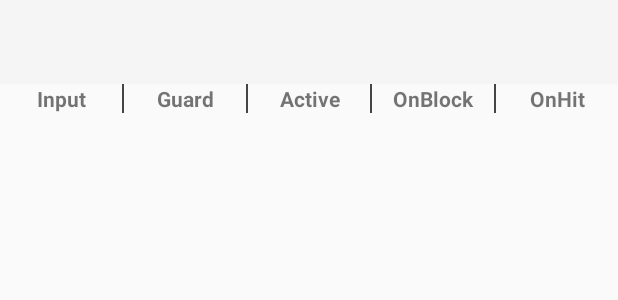
After one commit to MiquelAlbur/GransBootData, an Android app: the layout simple_bar.xml on its own in the app's theme, with its tools: preview values and no code run, on a phone screen of 412 x 824 dp. The commit adds this screen. Shown: the top 300 px of the screen. Run offline under Robolectric (Android 15) with nearby library versions, the phone set to English and light mode, and no system bars.

Commit message:
Update 1.1!
Simple mode implemented

```diff
--- a/app/build.gradle
+++ b/app/build.gradle
@@ -8,8 +8,8 @@ android {
         applicationId "com.main.gransbootdata"
         minSdkVersion 16
         targetSdkVersion 29
-        versionCode 1
-        versionName "1.0"
+        versionCode 2
+        versionName "1.1"
         vectorDrawables.useSupportLibrary = true
 
         testInstrumentationRunner "androidx.test.runner.AndroidJUnitRunner"
--- a/app/src/main/java/com/main/gransbootdata/RecyclerAdapterAttack.java
+++ b/app/src/main/java/com/main/gransbootdata/RecyclerAdapterAttack.java
@@ -51,6 +51,7 @@ public class RecyclerAdapterAttack extends RecyclerView.Adapter<RecyclerAdapterA
         return _attacks.size();
     }
 
+
     public class ViewHolder extends RecyclerView.ViewHolder {
 
         private TextView input, type, start, advb, advhit, desc;
@@ -68,6 +69,7 @@ public class RecyclerAdapterAttack extends RecyclerView.Adapter<RecyclerAdapterA
                 this.desc = itemView.findViewById(R.id.desc);
             }
         }
+
 
         public void bind(Data at) {
             if(!_simple) {
--- /dev/null
+++ b/app/src/main/res/layout/simple_bar.xml
@@ -0,0 +1,77 @@
+<?xml version="1.0" encoding="utf-8"?>
+<LinearLayout xmlns:android="http://schemas.android.com/apk/res/android"
+    android:layout_width="match_parent"
+    android:layout_height="match_parent"
+    android:orientation="vertical">
+
+    <include
+        android:id="@+id/simple_attack_toolbar"
+        layout="@layout/toolbar" />
+
+    <LinearLayout
+        android:layout_width="match_parent"
+        android:layout_height="wrap_content"
+        android:layout_weight="0"
+        android:divider="@drawable/divider"
+        android:orientation="horizontal"
+        android:showDividers="middle">
+
+        <TextView
+            android:id="@+id/inputbartext"
+            android:layout_width="0dp"
+            android:layout_height="wrap_content"
+            android:layout_gravity="center_horizontal"
+            android:layout_weight="1"
+            android:gravity="center_horizontal"
+            android:text="Input"
+            android:textStyle="bold" />
+
+        <TextView
+            android:id="@+id/guardbartext"
+            android:layout_width="0dp"
+            android:layout_height="wrap_content"
+            android:layout_gravity="center_horizontal"
+            android:layout_weight="1"
+            android:gravity="center_horizontal"
+            android:text="Guard"
+            android:textStyle="bold" />
+
+        <TextView
+            android:id="@+id/activebartext"
+            android:layout_width="0dp"
+            android:layout_height="wrap_content"
+            android:layout_gravity="center_horizontal"
+            android:layout_weight="1"
+            android:gravity="center_horizontal"
+            android:text="Active"
+            android:textStyle="bold" />
+
+        <TextView
+            android:id="@+id/onblockbartext"
+            android:layout_width="0dp"
+            android:layout_height="wrap_content"
+            android:layout_gravity="center_horizontal"
+            android:layout_weight="1"
+            android:gravity="center_horizontal"
+            android:text="OnBlock"
+            android:textStyle="bold" />
+
+        <TextView
+            android:id="@+id/onhitbartext"
+            android:layout_width="0dp"
+            android:layout_height="wrap_content"
+            android:layout_gravity="center_horizontal"
+            android:layout_weight="1"
+            android:gravity="center_horizontal"
+            android:text="OnHit"
+            android:textStyle="bold" />
+
+    </LinearLayout>
+
+    <androidx.recyclerview.widget.RecyclerView
+        android:id="@+id/simpleatrv"
+        android:layout_width="match_parent"
+        android:layout_height="wrap_content"
+        android:layout_weight="0" />
+
+</LinearLayout>
--- a/app/src/main/res/menu/menu_main.xml
+++ b/app/src/main/res/menu/menu_main.xml
@@ -1,7 +1,7 @@
 <menu xmlns:android="http://schemas.android.com/apk/res/android"
     xmlns:app="http://schemas.android.com/apk/res-auto"
     xmlns:tools="http://schemas.android.com/tools"
-    tools:context="com.main.gransbootdata.MainActivity">>
+    tools:context="com.main.gransbootdata.MainActivity">
     <item
         android:id="@id/simple_mode"
         android:title="@string/toogle_simple_mode"/>
```
Also changed, not shown: app/src/main/java/com/main/gransbootdata/AttackData.java (+55 -4 lines), app/src/main/java/com/main/gransbootdata/MainActivity.java (+13 -4 lines), app/src/main/res/layout/activity_attack_data.xml (+7 -7 lines), app/src/main/res/layout/simplerow.xml (+6 -7 lines).
